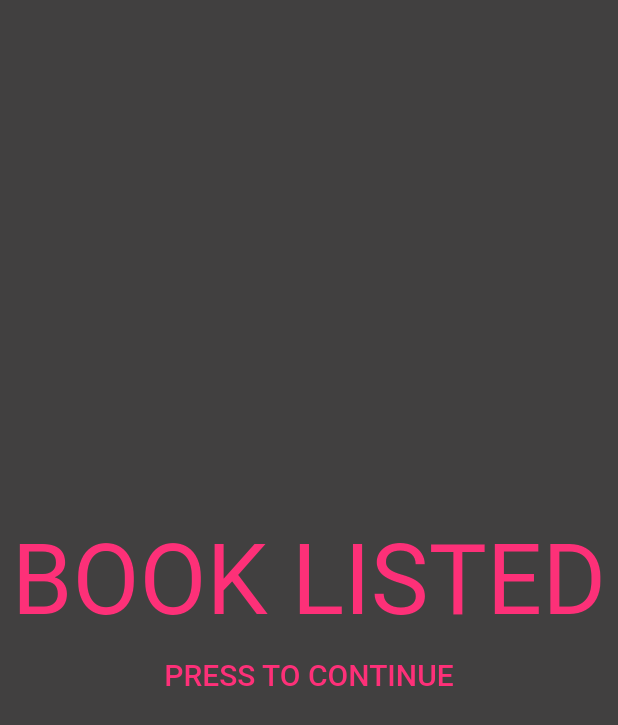
After one commit to BindrAppFall2022/bindr, a Flutter app: the confirm_screen screen opened directly, on a phone screen of 412 x 824 dp. The commit adds this screen. Shown: the top 725 px of the screen. Run offline on Flutter 3.47's test engine with Material 2 defaults, Android fonts, the phone set to English and light mode, and no system bars; our stand-ins replace cloud_firestore, firebase_auth, firebase_core; missing offline and left inert: books_finder; accounts and stored records are empty.

Commit message:
added a confirm screen after listing a book

```diff
--- /dev/null
+++ b/lib/sell_screen/confirm_listing.dart
@@ -0,0 +1,42 @@
+import 'package:bindr_app/items/constants.dart';
+import 'package:bindr_app/search_screen/search_screen.dart';
+import 'package:flutter/material.dart';
+
+class confirm_screen extends StatelessWidget {
+  @override
+  Widget build(BuildContext context) {
+    return Scaffold(
+        backgroundColor: logobackground,
+        body: Center(
+            child: Column(
+                mainAxisAlignment: MainAxisAlignment.center,
+                children: <Widget>[
+              const Text(
+                "BOOK LISTED",
+                textAlign: TextAlign.justify,
+                style: TextStyle(
+                  fontSize: 65,
+                  color: pink,
+                ),
+              ),
+              SizedBox(
+                  height: 50,
+                  child: ElevatedButton(
+                      style: ElevatedButton.styleFrom(
+                        elevation: 0,
+                        padding: const EdgeInsets.symmetric(
+                            horizontal: 10, vertical: 10),
+                        backgroundColor: logobackground,
+                      ),
+                      onPressed: () {
+                        Navigator.of(context).push(MaterialPageRoute(
+                            builder: (context) => SearchScreen()));
+                      },
+                      child: const Text(
+                        "PRESS TO CONTINUE",
+                        textAlign: TextAlign.justify,
+                        style: TextStyle(fontSize: 20, color: pink),
+                      )))
+            ])));
+  }
+}
--- a/lib/sell_screen/final_sell.dart
+++ b/lib/sell_screen/final_sell.dart
@@ -2,6 +2,8 @@ import 'package:bindr_app/controllers/DatabaseInteractionSkeleton.dart';
 import 'package:bindr_app/items/constants.dart';
 import 'package:bindr_app/items/rounded_button.dart';
 import 'package:bindr_app/models/DatabaseRepresentations.dart';
+import 'package:bindr_app/search_screen/search_screen.dart';
+import 'package:bindr_app/sell_screen/confirm_listing.dart';
 import 'package:cloud_firestore/cloud_firestore.dart';
 import 'package:firebase_auth/firebase_auth.dart';
 import 'package:flutter/material.dart';
@@ -144,6 +146,8 @@ class Confirm extends StatelessWidget {
                   userID: FirebaseAuth.instance.currentUser!.uid,
                 );
                 entry.createEntry();
+                Navigator.of(context).push(
+                    MaterialPageRoute(builder: (context) => confirm_screen()));
                 //.then((value) {
                 //   Navigator.of(context)
                 //     ..pop()
```
